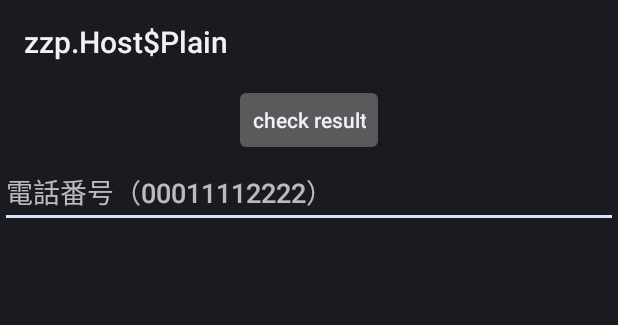
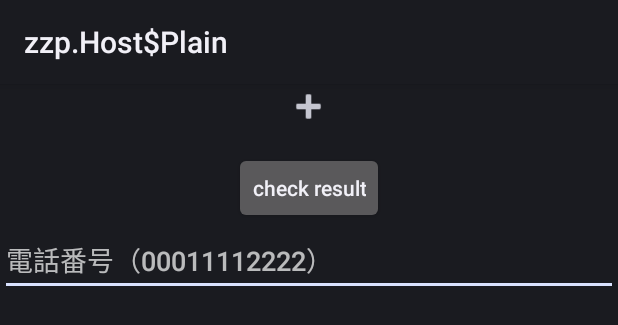
Before and after one commit to walk8243/ticket-result-android, an Android app: the layout activity_main.xml on its own in the app's theme, with its tools: preview values and no code run, on a phone screen of 412 x 824 dp. Shown: the top 325 px of the screen. Run offline under Robolectric (Android 15) with nearby library versions, the phone set to English and light mode, and no system bars.

Commit message:
複数の申し込み番号を入力できるように

```diff
--- a/main/build.gradle
+++ b/main/build.gradle
@@ -3,7 +3,7 @@ apply plugin: 'com.android.feature'
 android {
     compileSdkVersion 28
     defaultConfig {
-        minSdkVersion 23
+        minSdkVersion 24
         targetSdkVersion 28
         versionCode 1
         versionName "1.0"
--- a/main/src/main/AndroidManifest.xml
+++ b/main/src/main/AndroidManifest.xml
@@ -1,10 +1,12 @@
 <?xml version="1.0" encoding="utf-8"?>
 <manifest xmlns:android="http://schemas.android.com/apk/res/android"
+    xmlns:tools="http://schemas.android.com/tools"
     package="com.example.nobuyasu.ticketresultandroid.main">
 
     <uses-permission android:name="android.permission.INTERNET" />
 
-    <application android:networkSecurityConfig="@xml/network_security_config">
+    <application android:networkSecurityConfig="@xml/network_security_config"
+        tools:ignore="GoogleAppIndexingWarning">
         <activity android:name=".MainActivity">
             <intent-filter>
                 <action android:name="android.intent.action.MAIN" />
--- a/main/src/main/res/layout/activity_main.xml
+++ b/main/src/main/res/layout/activity_main.xml
@@ -20,10 +20,20 @@
         </LinearLayout>
 
         <Button
+            android:id="@+id/add_receipt"
+            android:layout_width="30dp"
+            android:layout_height="30dp"
+            android:layout_gravity="center"
+            android:background="@android:drawable/ic_input_add"
+            android:backgroundTint="?android:attr/colorControlNormal"
+            android:textAllCaps="false" />
+
+        <Button
             android:id="@+id/submit"
             android:layout_width="wrap_content"
             android:layout_height="wrap_content"
             android:layout_gravity="center_horizontal"
+            android:layout_marginTop="15dp"
             android:text="check result"
             android:textAllCaps="false" />
 
```
Also changed, not shown: main/src/main/java/com/example/nobuyasu/ticketresultandroid/main/MainActivity.java (+26 -16 lines).
